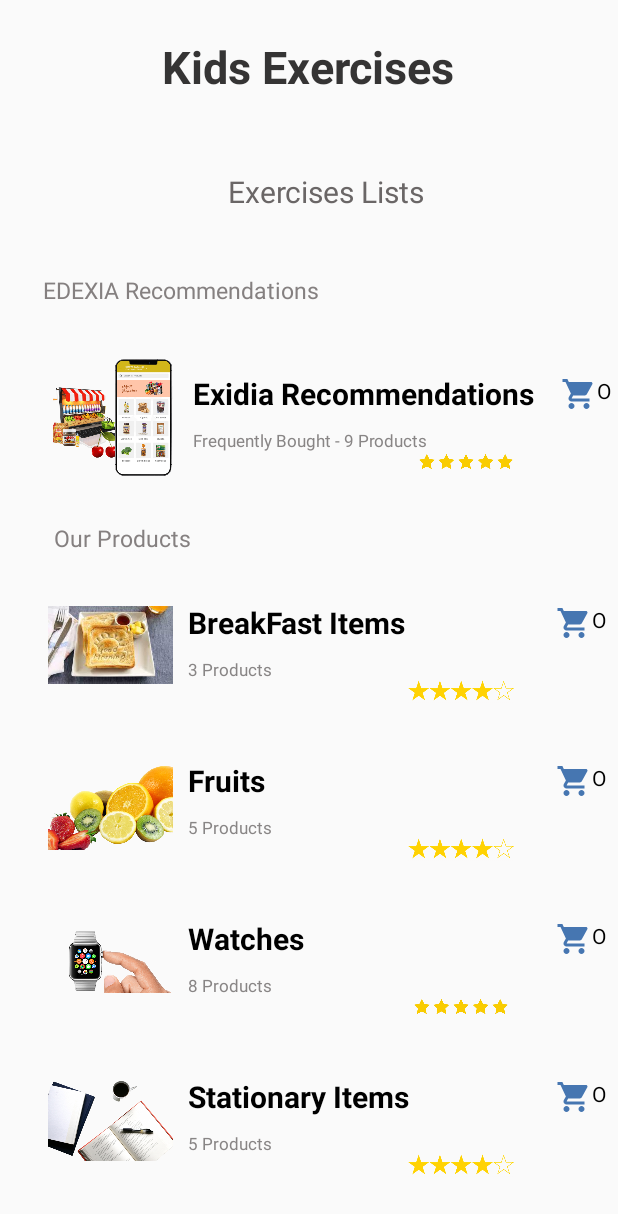
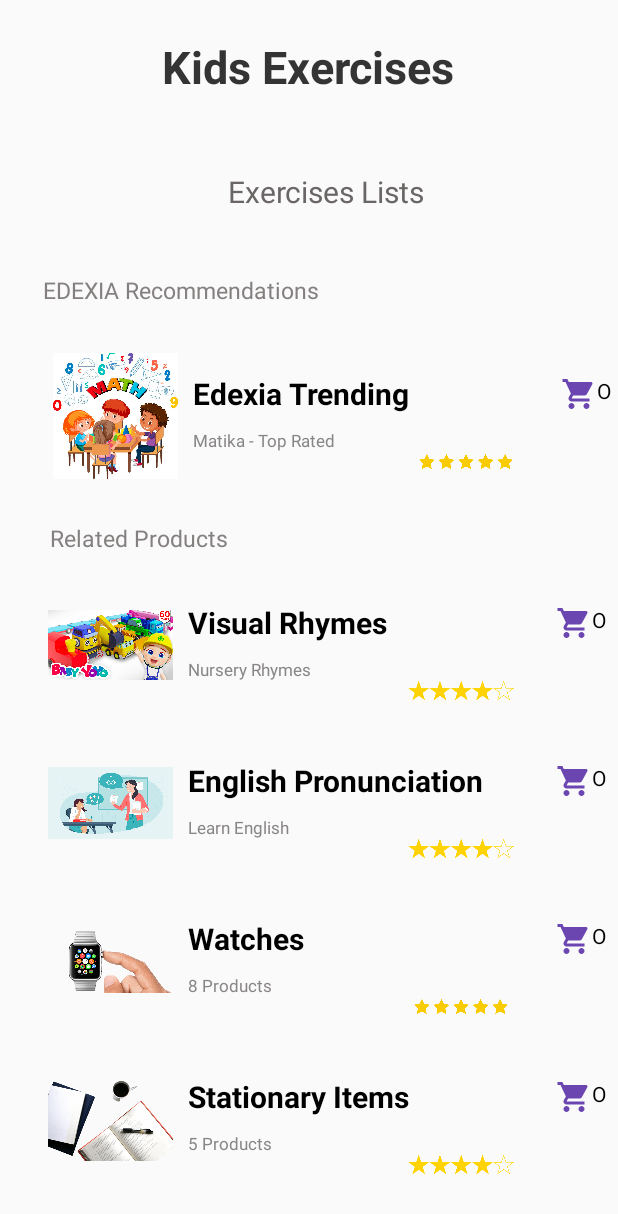
Before and after one commit to ahmed-naeem1012/quiz_fyp_edixia, an Android app: the excercises_list_layout screen opened directly, with no data from a screen before it, on a phone screen of 412 x 824 dp. Shown: the top 1214 px of the screen. Run offline under Robolectric (Android 15) with nearby library versions, the phone set to English and light mode, and no system bars; Roboto replaces fonts that are not available here.

Commit message:
2 Views and Cart Color Changed

```diff
--- a/app/src/main/AndroidManifest.xml
+++ b/app/src/main/AndroidManifest.xml
@@ -12,6 +12,12 @@
         android:supportsRtl="true"
         android:theme="@style/AppTheme"
         android:usesCleartextTraffic="true">
+        <activity
+            android:name=".english_view_loader"
+            android:exported="false" />
+        <activity
+            android:name=".rhymes_view_loader"
+            android:exported="false" />
         <activity
             android:name=".excercises_list_layout"
             android:exported="true" />
--- a/app/src/main/java/com/example/quizme/excercises_list_layout.java
+++ b/app/src/main/java/com/example/quizme/excercises_list_layout.java
@@ -34,19 +34,19 @@ public class excercises_list_layout extends AppCompatActivity {
         recyclerView.setLayoutManager(new LinearLayoutManager(this));
         recyclerView2.setLayoutManager(new LinearLayoutManager(this));
 
-        String arr[]={"Exidia Recommendations"};
+        String arr[]={"Edexia Trending"};
 
         int icons[]=
                 {
-                        R.drawable.finalimg1,
+                        R.drawable.img,
                 };
 
-        String arr1[]={"BreakFast Items","Fruits","Watches","Stationary Items","Beauty Products"};
+        String arr1[]={"Visual Rhymes","English Pronunciation","Watches","Stationary Items","Beauty Products"};
 
 
         int icons1[]={
-                R.drawable.img_5,
-                R.drawable.finalimag3,
+                R.drawable.img_1,
+                R.drawable.img_2,
                 R.drawable.finalimag2,
                 R.drawable.finalimag4,
                 R.drawable.finalimag5
@@ -64,10 +64,10 @@ public class excercises_list_layout extends AppCompatActivity {
                 R.drawable.starimagefinal,
         };
         String desc[]={
-                "Frequently Bought - 9 Products"
+                "Matika - Top Rated"
         };
         String desc2[]={
-                "3 Products","5 Products","8 Products","5 Products","3 Products"
+                "Nursery Rhymes","Learn English","8 Products","5 Products","3 Products"
         };
         recyclerView.setAdapter(new excercises_adapter(this,icons,icons2,arr,desc));
         recyclerView2.setAdapter(new excercises_adapter(this,icons1,icons3,arr1,desc2));
--- a/app/src/main/res/drawable-v24/ic_baseline_shopping_cart_24.xml
+++ b/app/src/main/res/drawable-v24/ic_baseline_shopping_cart_24.xml
@@ -1,4 +1,4 @@
-<vector android:height="24dp" android:tint="#4676B1"
+<vector android:height="24dp" android:tint="#6B46B1"
     android:viewportHeight="24" android:viewportWidth="24"
     android:width="24dp" xmlns:android="http://schemas.android.com/apk/res/android">
     <path android:fillColor="@android:color/white" android:pathData="M7,18c-1.1,0 -1.99,0.9 -1.99,2S5.9,22 7,22s2,-0.9 2,-2 -0.9,-2 -2,-2zM1,2v2h2l3.6,7.59 -1.35,2.45c-0.16,0.28 -0.25,0.61 -0.25,0.96 0,1.1 0.9,2 2,2h12v-2L7.42,15c-0.14,0 -0.25,-0.11 -0.25,-0.25l0.03,-0.12 0.9,-1.63h7.45c0.75,0 1.41,-0.41 1.75,-1.03l3.58,-6.49c0.08,-0.14 0.12,-0.31 0.12,-0.48 0,-0.55 -0.45,-1 -1,-1L5.21,4l-0.94,-2L1,2zM17,18c-1.1,0 -1.99,0.9 -1.99,2s0.89,2 1.99,2 2,-0.9 2,-2 -0.9,-2 -2,-2z"/>
--- a/app/src/main/res/layout/activity_excercises_list_layout.xml
+++ b/app/src/main/res/layout/activity_excercises_list_layout.xml
@@ -74,7 +74,7 @@
         android:layout_width="wrap_content"
         android:layout_height="wrap_content"
         android:layout_marginTop="20dp"
-        android:text="Our Products"
+        android:text="Related Products"
         android:textColor="#858080"
         android:textSize="15dp"
         app:layout_constraintEnd_toEndOf="parent"
```
Also changed, not shown: app/src/main/java/com/example/quizme/HomeFragment.java (+4 -4 lines), app/src/main/java/com/example/quizme/english_view_loader.java (added, +28 -0 lines), app/src/main/java/com/example/quizme/excercises_adapter.java (+7 -5 lines), app/src/main/java/com/example/quizme/rhymes_view_loader.java (added, +25 -0 lines), app/src/main/res/layout/activity_english_view_loader.xml (added, +14 -0 lines), app/src/main/res/layout/activity_rhymes_view_loader.xml (added, +15 -0 lines), app/src/main/res/drawable/img.png (added), app/src/main/res/drawable/img_1.png (added), app/src/main/res/drawable/img_2.png (added).
